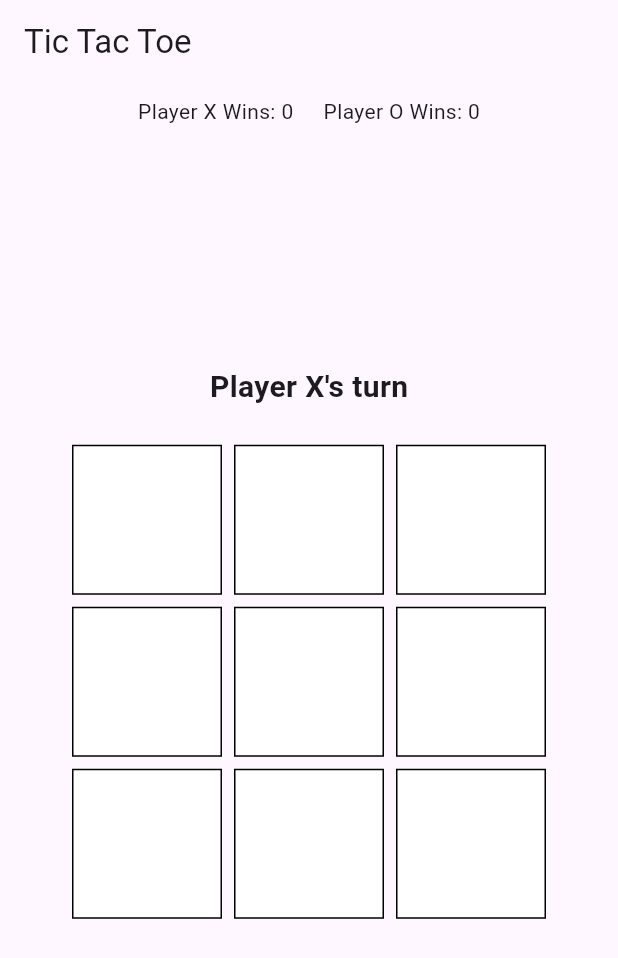
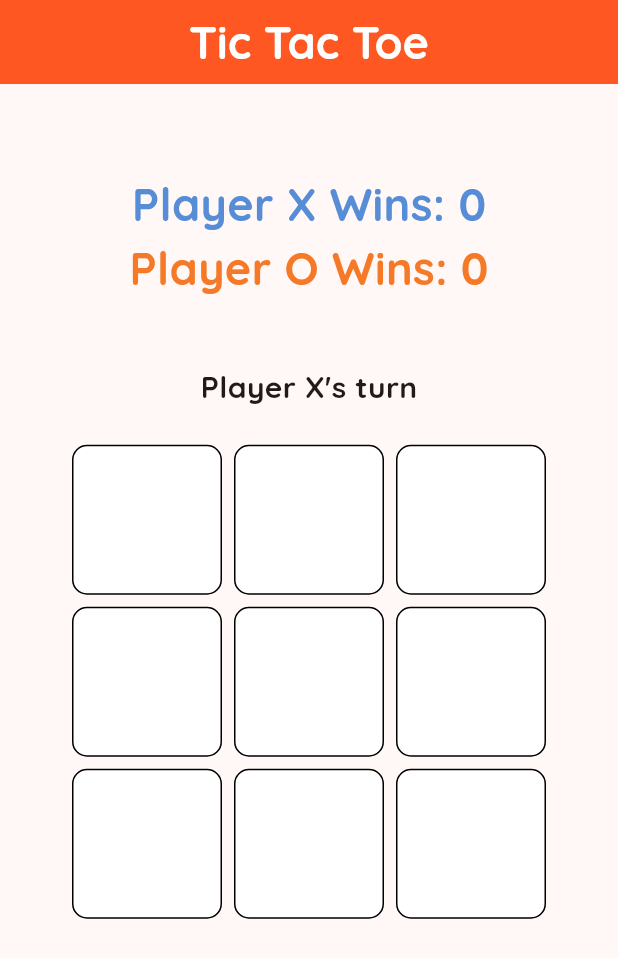
Before and after one commit to Priyanshu-Dholu/tic_tac_toe, a Flutter app: the screen it shows after launch, on a phone screen of 412 x 824 dp. Shown: the top 958 px of the screen. Run offline on Flutter 3.47's test engine with Material 3 defaults, Android fonts, the phone set to English and light mode, and no system bars; our stand-ins replace shared_preferences.

Commit message:
Updated Fonts 🔤

```diff
--- a/lib/components/board.dart
+++ b/lib/components/board.dart
@@ -41,6 +41,7 @@ class BoardWidget extends StatelessWidget {
         height: 100,
         decoration: BoxDecoration(
           border: Border.all(color: Colors.black),
+          borderRadius: BorderRadius.circular(10.0),
           color: board[i][j] == 'X'
               ? Colors.blue
               : (board[i][j] == 'O' ? Colors.red : Colors.white),
@@ -49,6 +50,8 @@ class BoardWidget extends StatelessWidget {
           child: Text(
             board[i][j],
             style: TextStyle(
+              fontFamily: 'Quicksand',
+              fontWeight: FontWeight.w700,
               fontSize: 40,
               color: board[i][j] == '' ? Colors.black : Colors.white,
             ),
--- a/lib/main.dart
+++ b/lib/main.dart
@@ -23,10 +23,11 @@ class MyApp extends StatelessWidget {
     return MaterialApp(
       title: 'Tic Tac Toe',
       theme: ThemeData(
-        primarySwatch:
-            Colors.lightGreen, // Set the primarySwatch to light green
+        useMaterial3: true,
+        colorScheme: ColorScheme.fromSeed(seedColor: Colors.deepOrange),
       ),
       home: TicTacToe(),
+      debugShowCheckedModeBanner: false,
     );
   }
 }
--- a/lib/screens/tic_tac_toe_screen.dart
+++ b/lib/screens/tic_tac_toe_screen.dart
@@ -37,7 +37,18 @@ class _TicTacToeState extends State<TicTacToe> {
   Widget build(BuildContext context) {
     return Scaffold(
       appBar: AppBar(
-        title: const Text('Tic Tac Toe'),
+        title: Container(
+          child: const Text(
+            'Tic Tac Toe',
+            style: TextStyle(
+                fontFamily: 'Quicksand',
+                fontSize: 30,
+                fontWeight: FontWeight.bold,
+                color: Color.fromARGB(255, 255, 255, 255)),
+          ),
+        ),
+        backgroundColor: Colors.deepOrange,
+        centerTitle: true, // Center the title
       ),
       body: Stack(
         children: [
@@ -48,7 +59,9 @@ class _TicTacToeState extends State<TicTacToe> {
                 Text(
                   'Player $currentPlayer\'s turn',
                   style: const TextStyle(
-                      fontSize: 20, fontWeight: FontWeight.bold),
+                      fontFamily: 'Quicksand',
+                      fontSize: 20,
+                      fontWeight: FontWeight.bold),
                 ),
                 const SizedBox(height: 20),
                 BoardWidget(
@@ -99,7 +112,9 @@ class _TicTacToeState extends State<TicTacToe> {
                         child: const Text(
                           'Restart Game',
                           style: TextStyle(
-                              fontSize: 16, fontWeight: FontWeight.bold),
+                              fontFamily: 'Quicksand',
+                              fontSize: 16,
+                              fontWeight: FontWeight.bold),
                         ),
                       ),
                       SizedBox(height: 20),
@@ -114,6 +129,7 @@ class _TicTacToeState extends State<TicTacToe> {
                         child: Text(
                           'Player ${currentPlayer == 'X' ? 'O' : 'X'} Wins 🎉!',
                           style: const TextStyle(
+                            fontFamily: 'Quicksand',
                             fontSize: 30,
                             fontWeight: FontWeight.bold,
                             color: Color.fromARGB(255, 255, 255, 255),
@@ -132,12 +148,28 @@ class _TicTacToeState extends State<TicTacToe> {
             right: 0,
             child: Padding(
               padding: const EdgeInsets.all(8.0),
-              child: Row(
+              child: Column(
                 mainAxisAlignment: MainAxisAlignment.center,
                 children: [
-                  Text('Player X Wins: $playerXWins'),
-                  const SizedBox(width: 20),
-                  Text('Player O Wins: $playerOWins'),
+                  const SizedBox(height: 50),
+                  Text(
+                    'Player X Wins: $playerXWins',
+                    style: TextStyle(
+                      fontFamily: 'Quicksand',
+                      fontSize: 30,
+                      fontWeight: FontWeight.bold,
+                      color: Color.fromARGB(255, 87, 140, 214),
+                    ),
+                  ),
+                  Text(
+                    'Player O Wins: $playerOWins',
+                    style: TextStyle(
+                      fontFamily: 'Quicksand',
+                      fontSize: 30,
+                      fontWeight: FontWeight.bold,
+                      color: Color.fromARGB(255, 245, 121, 38),
+                    ),
+                  ),
                 ],
               ),
             ),
@@ -217,10 +249,10 @@ class _TicTacToeState extends State<TicTacToe> {
         // Update win count for the player who won
         if (currentPlayer == 'X') {
           playerXWins++;
-          winBackgroundColor = Colors.blue;
+          winBackgroundColor = Color.fromARGB(255, 87, 140, 214);
         } else {
           playerOWins++;
-          winBackgroundColor = Colors.red;
+          winBackgroundColor = Color.fromARGB(255, 245, 121, 38);
         }
         saveStats();
       }
```
Also changed, not shown: pubspec.yaml (+8 -6 lines), fonts/Quicksand-Bold.ttf (added), fonts/Quicksand-Light.ttf (added), fonts/Quicksand-Medium.ttf (added), fonts/Quicksand-Regular.ttf (added), fonts/Quicksand-SemiBold.ttf (added).
